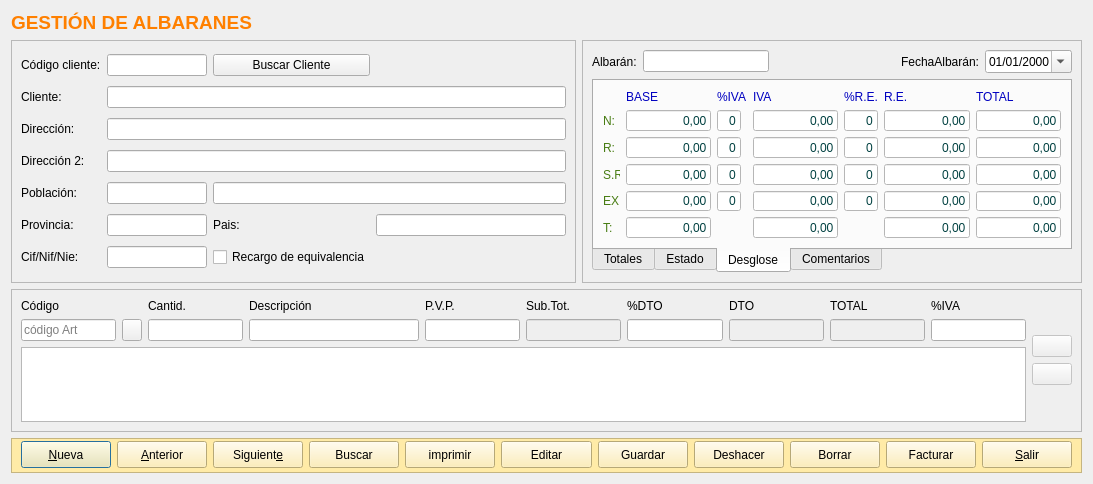
Qt form frmalbaran.ui (arcnexus/RedFoX) before a commit.
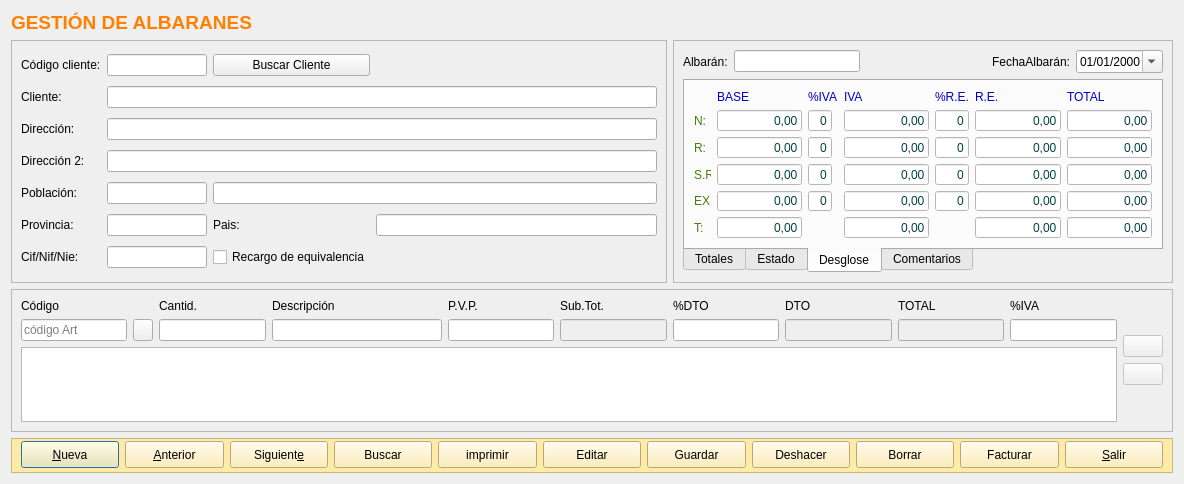
The same form after that commit. Icons and pictures are not drawn.

Patch:
```diff
--- a/frmalbaran.ui
+++ b/frmalbaran.ui
@@ -6,7 +6,7 @@
    <rect>
     <x>0</x>
     <y>0</y>
-    <width>1093</width>
+    <width>1184</width>
     <height>484</height>
    </rect>
   </property>
```
Left out of the diff: 6 changed lines with no effect on the pictures.
